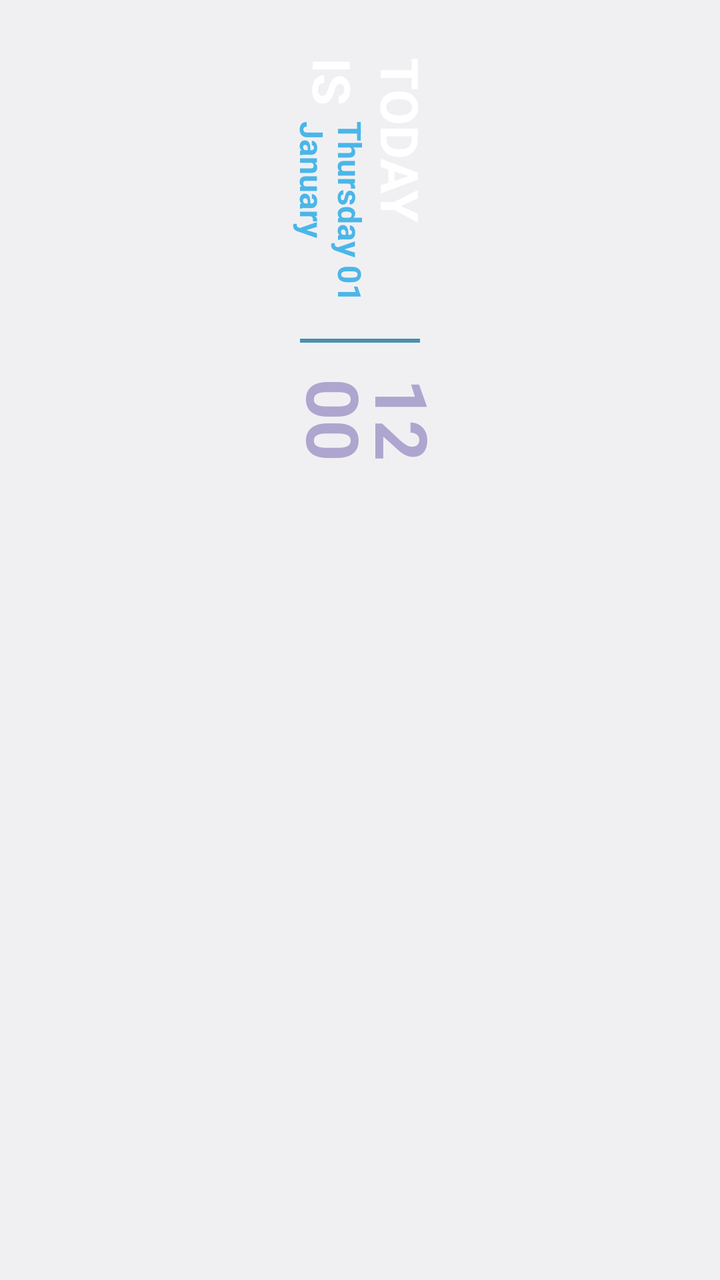
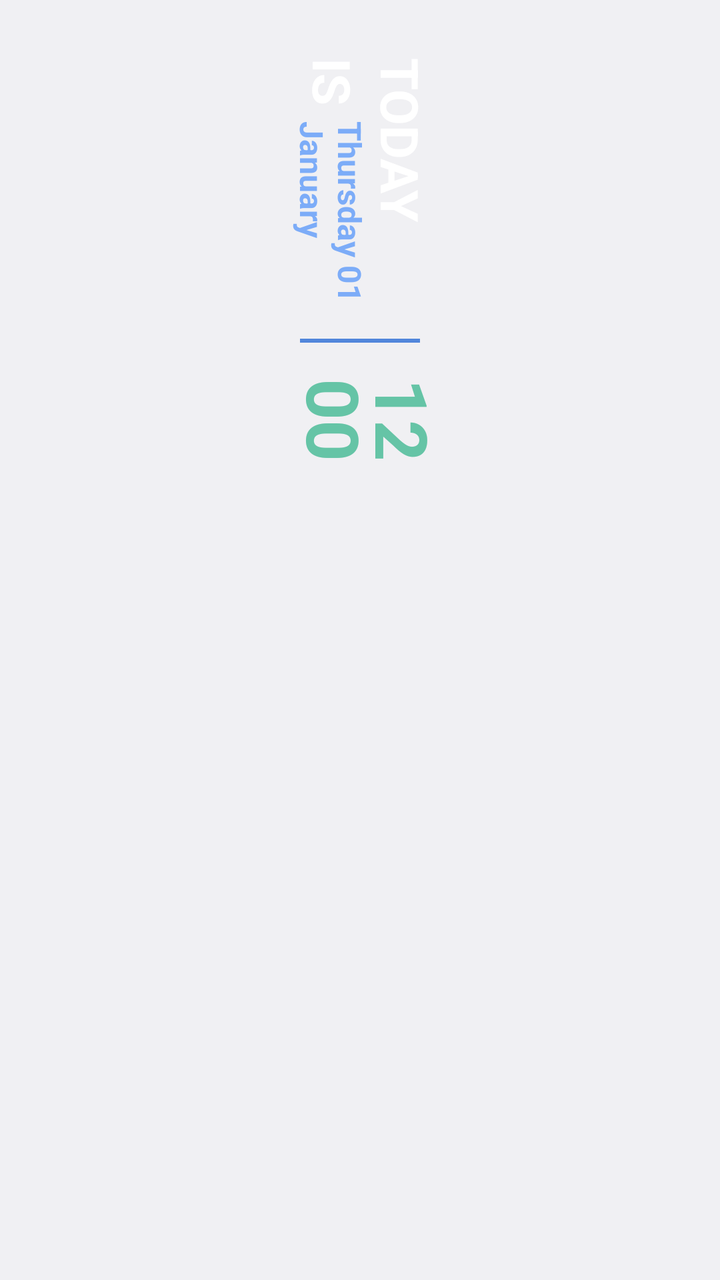

The first picture is an Android layout as it rendered before a commit; the second is the same layout after the commit. The layout source and the unified diff follow.
<!-- AndroidManifest.xml: application theme android:Theme.DeviceDefault.Light.NoActionBar -->
<!-- res/layout/zclock_ls_31.xml -->
<?xml version="1.0" encoding="utf-8"?>
<LinearLayout xmlns:android="http://schemas.android.com/apk/res/android"
    xmlns:tools="http://schemas.android.com/tools"
    android:layout_width="match_parent"
    android:layout_height="wrap_content"
    android:layout_gravity="center|top"
    android:gravity="center|top"
    android:orientation="vertical">

    <LinearLayout
        android:layout_width="260dp"
        android:layout_height="260dp"
        android:layout_gravity="center"
        android:gravity="center"
        android:orientation="horizontal"
        android:rotation="90"
        tools:ignore="UselessParent">

        <LinearLayout
            android:layout_width="wrap_content"
            android:layout_height="wrap_content"
            android:layout_gravity="center"
            android:orientation="vertical">

            <TextView
                android:layout_width="wrap_content"
                android:layout_height="wrap_content"
                android:includeFontPadding="false"
                android:tag="text1|nolineheight"
                android:text="TODAY"
                android:textColor="#FFFFFF"
                android:textSize="26sp"
                android:textStyle="bold" />

            <LinearLayout
                android:layout_width="wrap_content"
                android:layout_height="wrap_content"
                android:layout_gravity="center"
                android:gravity="start|center"
                android:orientation="horizontal">

                <TextView
                    android:layout_width="wrap_content"
                    android:layout_height="wrap_content"
                    android:includeFontPadding="false"
                    android:tag="text1"
                    android:text="IS"
                    android:textColor="#FFFFFF"
                    android:textSize="26sp"
                    android:textStyle="bold" />

                <LinearLayout
                    android:layout_width="wrap_content"
                    android:layout_height="wrap_content"
                    android:layout_gravity="center"
                    android:layout_marginStart="8dp"
                    android:orientation="vertical">

                    <TextClock
                        android:layout_width="wrap_content"
                        android:layout_height="wrap_content"
                        android:format12Hour="EEEE dd"
                        android:format24Hour="EEEE dd"
                        android:includeFontPadding="false"
                        android:tag="accent1|nolineheight"
                        android:textColor="@android:color/system_accent1_300"
                        android:textSize="16sp"
                        android:textStyle="bold" />

                    <TextClock
                        android:layout_width="wrap_content"
                        android:layout_height="wrap_content"
                        android:format12Hour="MMMM"
                        android:format24Hour="MMMM"
                        android:includeFontPadding="false"
                        android:tag="accent1"
                        android:textColor="@android:color/system_accent1_300"
                        android:textSize="16sp"
                        android:textStyle="bold" />

                </LinearLayout>
            </LinearLayout>
        </LinearLayout>

        <FrameLayout
            android:layout_width="2dp"
            android:layout_height="60dp"
            android:layout_gravity="center"
            android:layout_marginHorizontal="18dp"
            android:alpha="0.7"
            android:background="@android:color/system_accent1_600"
            android:tag="accent1" />

        <LinearLayout
            android:layout_width="wrap_content"
            android:layout_height="wrap_content"
            android:layout_gravity="center"
            android:orientation="vertical">

            <TextClock
                android:layout_width="wrap_content"
                android:layout_height="wrap_content"
                android:layout_gravity="center"
                android:layout_marginTop="-6dp"
                android:format12Hour="hh"
                android:format24Hour="HH"
                android:includeFontPadding="false"
                android:tag="accent3|nolineheight"
                android:textColor="@android:color/system_accent3_300"
                android:textSize="36sp"
                android:textStyle="bold" />

            <TextClock
                android:layout_width="wrap_content"
                android:layout_height="wrap_content"
                android:layout_gravity="center"
                android:layout_marginTop="-8dp"
                android:format12Hour="mm"
                android:format24Hour="mm"
                android:includeFontPadding="false"
                android:tag="accent3"
                android:textColor="@android:color/system_accent3_300"
                android:textSize="36sp"
                android:textStyle="bold" />

        </LinearLayout>
    </LinearLayout>
</LinearLayout>
<!-- resources referenced by this layout -->
<resources>

</resources>

<!-- the commit's change to res/layout/zclock_ls_31.xml (unified diff, before → after) -->
@@ -63,7 +63,7 @@
                         android:format24Hour="EEEE dd"
                         android:includeFontPadding="false"
                         android:tag="accent1|nolineheight"
-                        android:textColor="@android:color/system_accent1_300"
+                        android:textColor="@color/zc_accent1_300"
                         android:textSize="16sp"
                         android:textStyle="bold" />
 
@@ -74,7 +74,7 @@
                         android:format24Hour="MMMM"
                         android:includeFontPadding="false"
                         android:tag="accent1"
-                        android:textColor="@android:color/system_accent1_300"
+                        android:textColor="@color/zc_accent1_300"
                         android:textSize="16sp"
                         android:textStyle="bold" />
 
@@ -88,7 +88,7 @@
             android:layout_gravity="center"
             android:layout_marginHorizontal="18dp"
             android:alpha="0.7"
-            android:background="@android:color/system_accent1_600"
+            android:background="@color/zc_accent1_600"
             android:tag="accent1" />
 
         <LinearLayout
@@ -106,7 +106,7 @@
                 android:format24Hour="HH"
                 android:includeFontPadding="false"
                 android:tag="accent3|nolineheight"
-                android:textColor="@android:color/system_accent3_300"
+                android:textColor="@color/zc_accent3_300"
                 android:textSize="36sp"
                 android:textStyle="bold" />
 
@@ -119,7 +119,7 @@
                 android:format24Hour="mm"
                 android:includeFontPadding="false"
                 android:tag="accent3"
-                android:textColor="@android:color/system_accent3_300"
+                android:textColor="@color/zc_accent3_300"
                 android:textSize="36sp"
                 android:textStyle="bold" />
 
<!-- resource entries referenced after the edit -->
@@ -1,5 +1,7 @@
 <!-- resources referenced by this layout -->
 <resources>
-
+  <color name="zc_accent1_300">#FF7CACF8</color>
+  <color name="zc_accent1_600">#FF0B57D0</color>
+  <color name="zc_accent3_300">#FF65C4A6</color>
 </resources>
 
